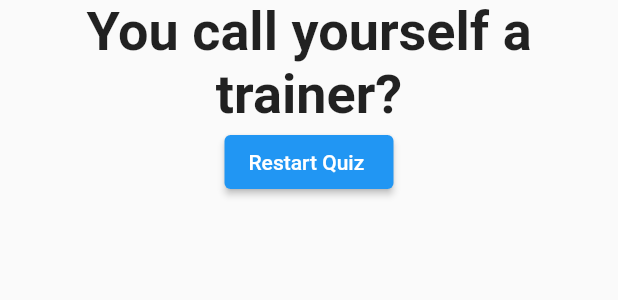
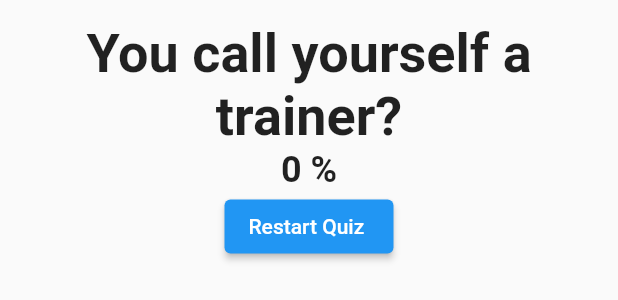
Before and after one commit to jvillarreal2016/Pokemon_Quiz_App, a Flutter app: the Result widget shown alone on an empty page, opened directly with empty values, on a phone screen of 412 x 824 dp. Shown: the top 300 px of the screen. Run offline on Flutter 3.47's test engine with Material 2 defaults, Android fonts, the phone set to English and light mode, and no system bars.

Commit message:
added score to screen

```diff
--- a/lib/result.dart
+++ b/lib/result.dart
@@ -22,7 +22,10 @@ class Result extends StatelessWidget {
 
   @override
   Widget build(BuildContext context) {
-    return Center(
+    return Container(
+      width: double.infinity,
+      margin: EdgeInsets.all(15),
+      child: Center(
         child: Column(
           children: <Widget>[
             Text(
@@ -33,12 +36,20 @@ class Result extends StatelessWidget {
               ),
               textAlign: TextAlign.center,
             ),
+            Text(
+              '$resultScore %',
+              style: TextStyle(
+                fontSize: 24,
+                fontWeight: FontWeight.bold,
+              ),
+            ),
             ElevatedButton(
               child: Text('Restart Quiz '),
               onPressed: resetHandler,
             )
           ],
         ),
+      ),
     );
   }
 }
```
Lines whose indentation alone changed are shown as unchanged.
